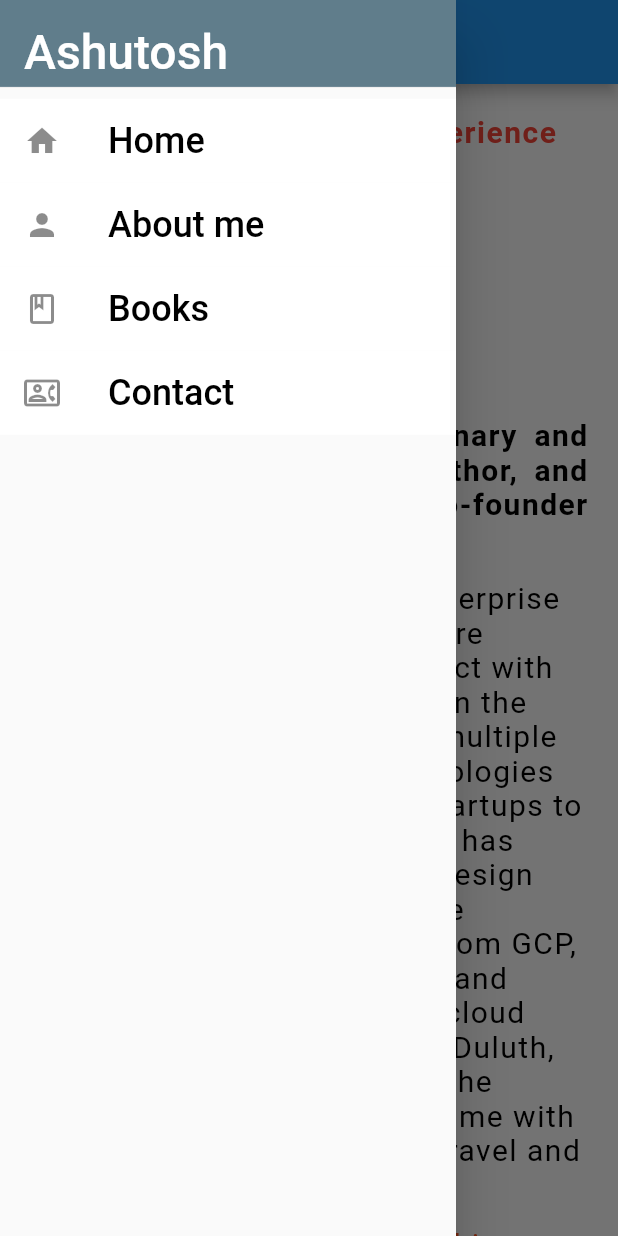
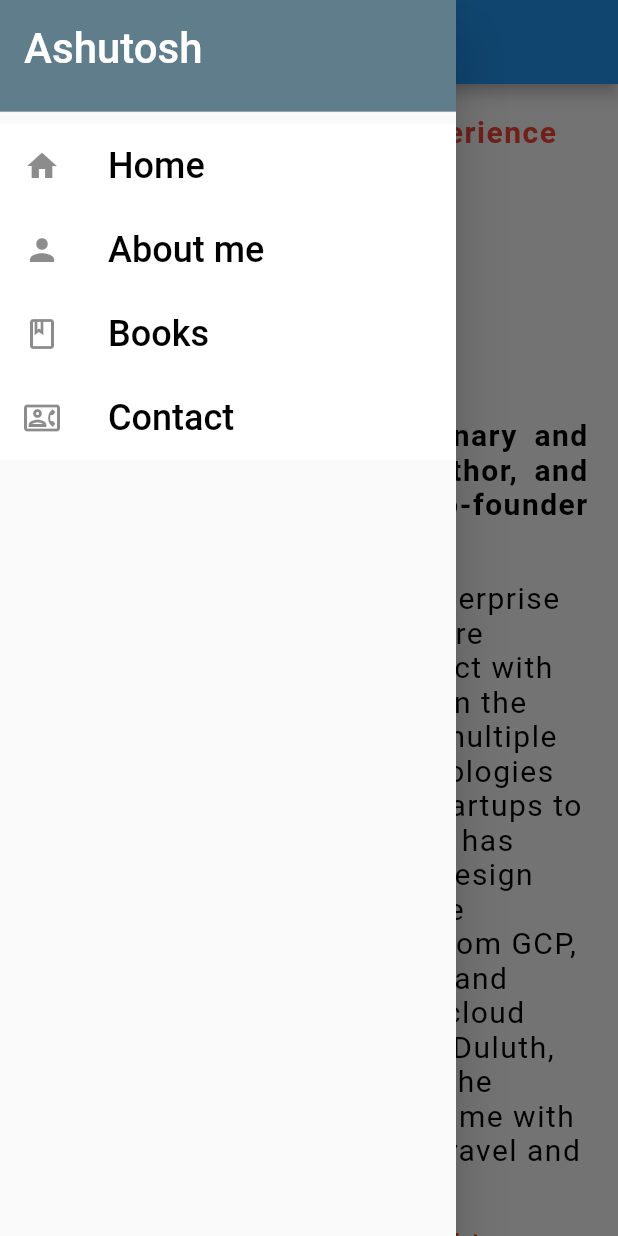
Before and after one commit to ashutosh-shashi/portfolio, a Flutter app: the AboutPage screen opened by its route, with the side drawer open, on a phone screen of 412 x 824 dp. Run offline on Flutter 3.47's test engine with Material 2 defaults, Android fonts, the phone set to English and light mode, and no system bars; our stand-ins replace animated_text_kit, carousel_slider, shared_preferences; missing offline and left inert: awesome_icons; accounts and stored records are empty; network calls fail.

```diff
--- a/lib/screens/drawer/app_drawer.dart
+++ b/lib/screens/drawer/app_drawer.dart
@@ -12,7 +12,7 @@ class AppDrawer extends StatelessWidget {
       child: ListView(
         children: [
           SizedBox(
-            height: size.height * 0.08,
+            height: size.height * 0.1,
             child: const DrawerHeader(
               decoration: BoxDecoration(
                 color: Colors.blueGrey,
@@ -25,7 +25,7 @@ class AppDrawer extends StatelessWidget {
                 'Ashutosh',
                 style: TextStyle(
                   color: Colors.white,
-                  fontSize: 32,
+                  fontSize: 28,
                 ),
               ),
             ),
--- a/pubspec.yaml
+++ b/pubspec.yaml
@@ -16,7 +16,7 @@ publish_to: 'none' # Remove this line if you wish to publish to pub.dev
 # https://developer.apple.com/library/archive/documentation/General/Reference/InfoPlistKeyReference/Articles/CoreFoundationKeys.html
 # In Windows, build-name is used as the major, minor, and patch parts
 # of the product and file versions while build-number is used as the build suffix.
-version: 1.0.0+1
+version: 1.0.0+2
 
 environment:
   sdk: '>=2.19.6 <3.0.0'
```
